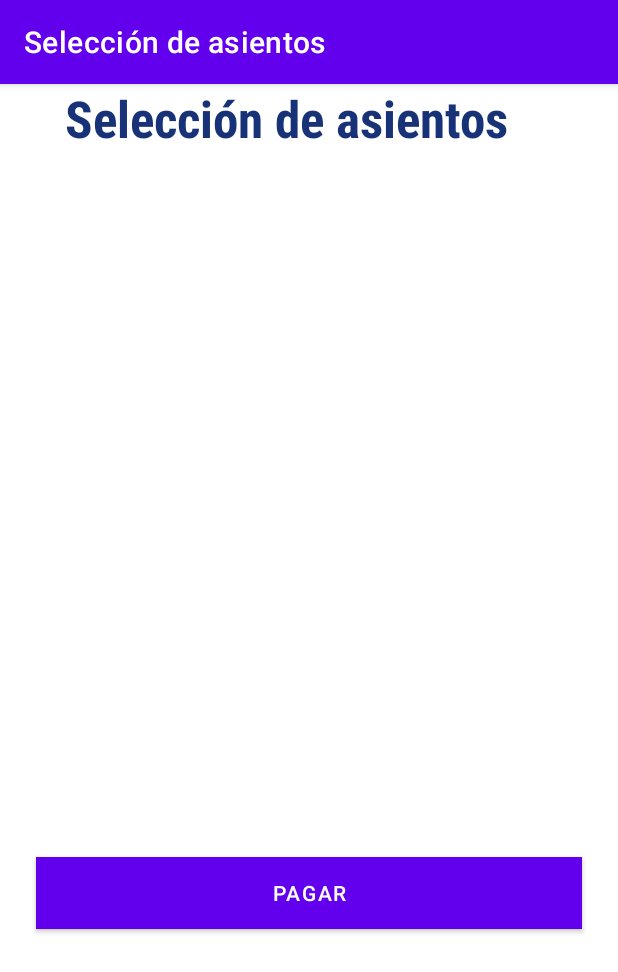
After one commit to Mary1093/Lab04Prototipo, an Android app: the Asientos_activity screen opened directly, with no data from a screen before it, on a phone screen of 412 x 824 dp. The commit adds this screen. Shown: the top 972 px of the screen. Run offline under Robolectric (Android 15) with nearby library versions, the phone set to English and light mode, and no system bars.

Commit message:
pantalla seleccion de asientos

```diff
--- a/app/build.gradle
+++ b/app/build.gradle
@@ -30,6 +30,9 @@ android {
     kotlinOptions {
         jvmTarget = '1.8'
     }
+    buildFeatures{
+        viewBinding = true
+    }
 }
 
 dependencies {
--- a/app/src/main/java/com/example/lab04prototipo/AdaptadorCustomVuelos.kt
+++ b/app/src/main/java/com/example/lab04prototipo/AdaptadorCustomVuelos.kt
@@ -56,7 +56,6 @@ class RecyclerView_AdapterVuelos(private var items: ArrayList<Vuelos>): Recycler
             intent.putExtra("usuario",user)
 
 
-
             mcontext.startActivity(intent)
             Log.d("Selected:", itemsList?.get(position)?.codigo.toString())
         }
--- /dev/null
+++ b/app/src/main/java/com/example/lab04prototipo/Asientos_activity.kt
@@ -0,0 +1,18 @@
+package com.example.lab04prototipo
+
+import android.os.Build
+import androidx.appcompat.app.AppCompatActivity
+import android.os.Bundle
+import androidx.annotation.RequiresApi
+import com.example.lab04prototipo.databinding.ActivityAsientosActivityBinding
+
+class Asientos_activity : AppCompatActivity() {
+
+    private lateinit var binding: ActivityAsientosActivityBinding
+
+    @RequiresApi(Build.VERSION_CODES.LOLLIPOP)
+    override fun onCreate(savedInstanceState: Bundle?) {
+        super.onCreate(savedInstanceState)
+        setContentView(R.layout.activity_asientos_activity)
+    }
+}
--- a/app/src/main/java/com/example/lab04prototipo/Data/DataBaseDummy.kt
+++ b/app/src/main/java/com/example/lab04prototipo/Data/DataBaseDummy.kt
@@ -69,7 +69,7 @@ object DataBaseDummy : Serializable{
 
     private fun inicializarReservas(): ArrayList<Reserva> {
         var reservas = ArrayList<Reserva>()
-        reservas.add(Reserva(1,150000,1, formasPago[0], usuarios[0],vuelos[0]))
+        reservas.add(Reserva(1,150000,1, formasPago[0], usuarios[0],vuelos[0],"no pagado"))
         return reservas
     }
 
--- a/app/src/main/java/com/example/lab04prototipo/Entities/Reserva.kt
+++ b/app/src/main/java/com/example/lab04prototipo/Entities/Reserva.kt
@@ -7,5 +7,6 @@ class Reserva (var numero: Int,
                var cantAsientos: Int,
                var formaPago: FormaPago,
                var usuario: Usuario,
-               var vuelos: Vuelos
+               var vuelos: Vuelos,
+               var estado: String
                ): Serializable {}
--- a/app/src/main/java/com/example/lab04prototipo/helper/MisReservas.kt
+++ b/app/src/main/java/com/example/lab04prototipo/helper/MisReservas.kt
@@ -62,7 +62,7 @@ class MisReservas : AppCompatActivity(){
 
         })
         getListOfReservas()
-//AQUI TENGO QUE MANDAR EL DATO
+
         val itemTouchHelperCallback = object : ItemTouchHelper.SimpleCallback(ItemTouchHelper.UP or ItemTouchHelper.DOWN or ItemTouchHelper.START or ItemTouchHelper.END, ItemTouchHelper.LEFT or ItemTouchHelper.RIGHT) {
             override fun onMove(recyclerView: RecyclerView, viewHolder: RecyclerView.ViewHolder, target: RecyclerView.ViewHolder): Boolean {
                 val fromPosition: Int = viewHolder.adapterPosition
@@ -80,7 +80,7 @@ class MisReservas : AppCompatActivity(){
                 var quien: String = ""
 
                 if(direction == ItemTouchHelper.RIGHT){
-                    listaReservas = Reserva(DB.reservas[position].numero, DB.reservas[position].monto, DB.reservas[position].cantAsientos, DB.reservas[position].formaPago, DB.reservas[position].usuario, DB.reservas[position].vuelos)
+                    listaReservas = Reserva(DB.reservas[position].numero, DB.reservas[position].monto, DB.reservas[position].cantAsientos, DB.reservas[position].formaPago, DB.reservas[position].usuario, DB.reservas[position].vuelos,DB.reservas[position].estado)
                     //DB.deletePerson(position)
                     lista.adapter?.notifyItemRemoved(position)
 
@@ -91,7 +91,7 @@ class MisReservas : AppCompatActivity(){
                     adaptador = RecyclerView_AdapterMisReservas(DB.reservas)
                     lista.adapter = adaptador
                 }else{
-                    listaReservas = Reserva(DB.reservas[position].numero, DB.reservas[position].monto, DB.reservas[position].cantAsientos, DB.reservas[position].formaPago, DB.reservas[position].usuario, DB.reservas[position].vuelos)
+                    listaReservas = Reserva(DB.reservas[position].numero, DB.reservas[position].monto, DB.reservas[position].cantAsientos, DB.reservas[position].formaPago, DB.reservas[position].usuario, DB.reservas[position].vuelos,DB.reservas[position].estado)
                     archived.add(listaReservas)
 
                     //personas.deletePerson(position)
--- /dev/null
+++ b/app/src/main/res/layout/activity_asientos_activity.xml
@@ -0,0 +1,87 @@
+<?xml version="1.0" encoding="utf-8"?>
+<GridLayout
+    xmlns:android="http://schemas.android.com/apk/res/android"
+    xmlns:app="http://schemas.android.com/apk/res-auto"
+    android:layout_width="match_parent"
+    android:layout_height="wrap_content"
+    android:clickable="true"
+    android:background="@android:color/white"
+    android:foreground="?attr/selectableItemBackground"
+    android:orientation="horizontal">
+    <LinearLayout
+        android:layout_width="match_parent"
+        android:layout_height="wrap_content"
+        android:background="@android:color/white"
+        android:clickable="true"
+        android:foreground="?attr/selectableItemBackground"
+        android:orientation="horizontal">
+
+        <TextView
+            android:id="@+id/tvMensaje"
+            android:layout_width="match_parent"
+            android:layout_height="wrap_content"
+            android:layout_gravity="center_vertical"
+            android:layout_weight="3"
+            android:fontFamily="sans-serif-condensed-medium"
+            android:gravity="center"
+            android:text="Selección de asientos"
+            android:textColor="#FF183277"
+            android:textSize="34sp"
+            android:textStyle="bold" />
+        <TextView
+            android:id="@+id/tvCantidad"
+            android:layout_width="40dp"
+            android:layout_height="wrap_content"
+            android:layout_gravity="center_vertical"
+            android:layout_weight="1"
+            android:fontFamily="sans-serif-condensed-medium"
+            android:gravity="center"
+            android:text=""
+            android:textColor="#009688"
+            android:textSize="34sp"
+            android:textStyle="bold" />
+    </LinearLayout>
+
+    <ScrollView
+        android:layout_width="match_parent"
+        android:layout_height="416dp"
+        android:layout_row="3"
+        android:layout_column="0">
+
+        <LinearLayout
+            android:id="@+id/layoutAsi"
+            android:layout_width="match_parent"
+            android:layout_height="wrap_content"
+            android:layout_marginTop="15dp"
+            android:gravity="center"
+            android:orientation="vertical">
+        </LinearLayout>
+
+    </ScrollView>
+
+    <LinearLayout
+        android:layout_width="match_parent"
+        android:layout_height="wrap_content"
+        android:layout_row="3"
+        android:layout_column="0"
+        android:layout_marginTop="450dp"
+        android:gravity="center"
+        android:orientation="vertical">
+
+
+        <Button
+            android:id="@+id/pagar"
+            android:layout_width="match_parent"
+            android:layout_height="wrap_content"
+            android:layout_marginStart="24dp"
+            android:layout_marginTop="20dp"
+            android:layout_marginEnd="24dp"
+            android:layout_marginBottom="30dp"
+            android:layout_span="2"
+            android:background="#FF183277"
+            android:enabled="true"
+            android:text="Pagar"
+            android:textColor="#FFFFFF" />
+    </LinearLayout>
+
+</GridLayout>
--- a/app/src/main/res/layout/activity_reservar_vuelo.xml
+++ b/app/src/main/res/layout/activity_reservar_vuelo.xml
@@ -127,7 +127,7 @@
                 android:layout_span="2"
                 android:background="#FF183277"
                 android:enabled="true"
-                android:text="Reservar"
+                android:text="Seleccionar Asiento(s)"
                 android:textColor="#FFFFFF" />
         </TableRow>
 
--- a/app/src/main/res/menu/activity_main_drawer.xml
+++ b/app/src/main/res/menu/activity_main_drawer.xml
@@ -21,10 +21,10 @@
             android:id="@+id/nav_misReservas"
             android:icon="@drawable/misreservas"
             android:title="Mis reservas" />
-        <item
+        <!--   <item
                android:id="@+id/nav_pagarReserva"
                android:icon="@drawable/pagar"
-            android:title="Pagar reserva" />
+               android:title="Pagar reserva" />-->
            <item
                android:id="@+id/nav_checkIn"
                android:icon="@drawable/check"
```
Also changed, not shown: app/src/main/AndroidManifest.xml (+10 -17 lines), app/src/main/java/com/example/lab04prototipo/AdaptadorCustomMisReservas.kt (+12 -6 lines), app/src/main/java/com/example/lab04prototipo/activities/Reserva_activity.kt (+5 -7 lines), app/src/main/res/layout/template_mis_reservas.xml (+7 -0 lines). Lines whose indentation alone changed are shown as unchanged.
